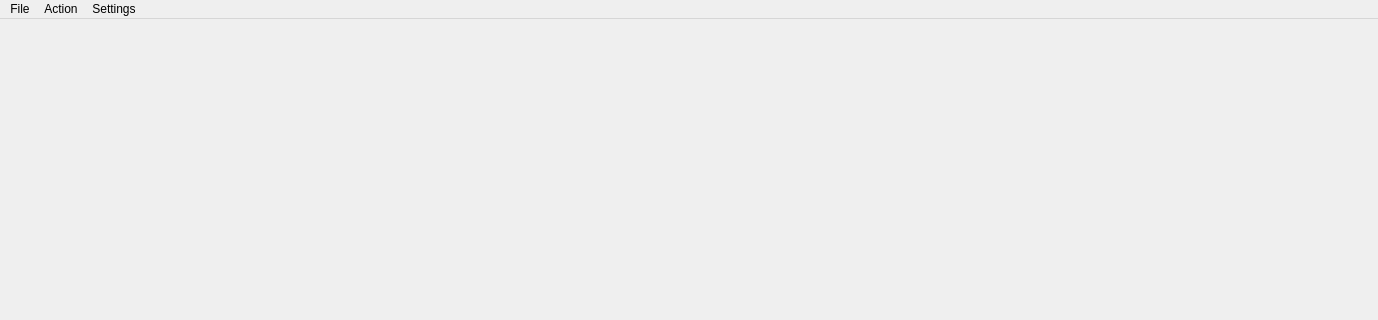
Before: the Qt Designer form ui/base.ui in ziyannchen/compViewer, drawn with Qt 5; both pictures show x 0 to 1378 and y 0 to 320 of the 1378 by 701 pixel window.
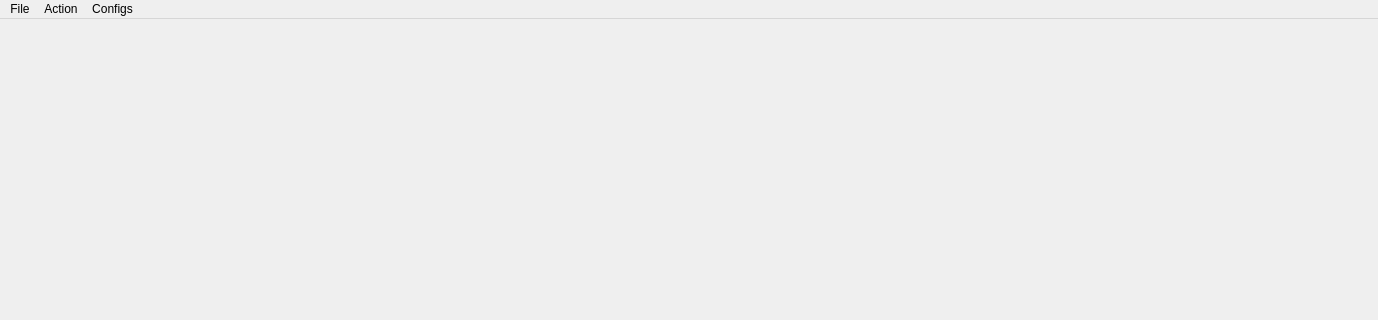
After: the same form once the commit is applied.

Diff of the .ui file:
```diff
--- a/ui/base.ui
+++ b/ui/base.ui
@@ -35,9 +35,9 @@
     <addaction name="separator"/>
     <addaction name="actionOpenRemote"/>
    </widget>
-   <widget class="QMenu" name="menuSettings">
+   <widget class="QMenu" name="menuConfigs">
     <property name="title">
-     <string>Settings</string>
+     <string>Configs</string>
     </property>
     <addaction name="actionConfigRemote"/>
    </widget>
@@ -51,7 +51,7 @@
    </widget>
    <addaction name="menuFile"/>
    <addaction name="menuAction"/>
-   <addaction name="menuSettings"/>
+   <addaction name="menuConfigs"/>
   </widget>
   <widget class="QStatusBar" name="statusbar"/>
   <action name="actionLoadSubFolders">
```
Left out of the diff: 13 changed lines with no effect on the pictures.
